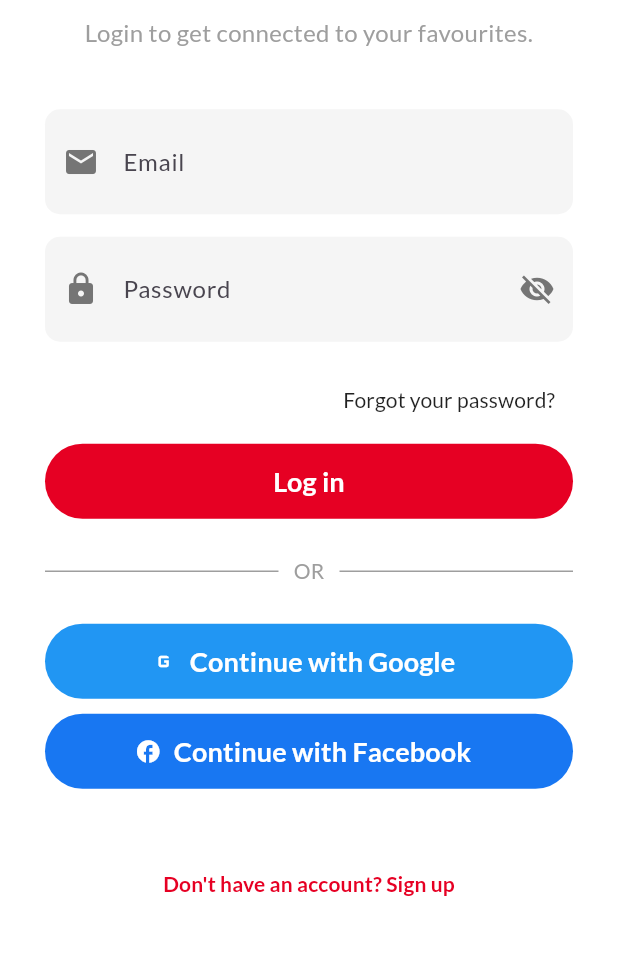
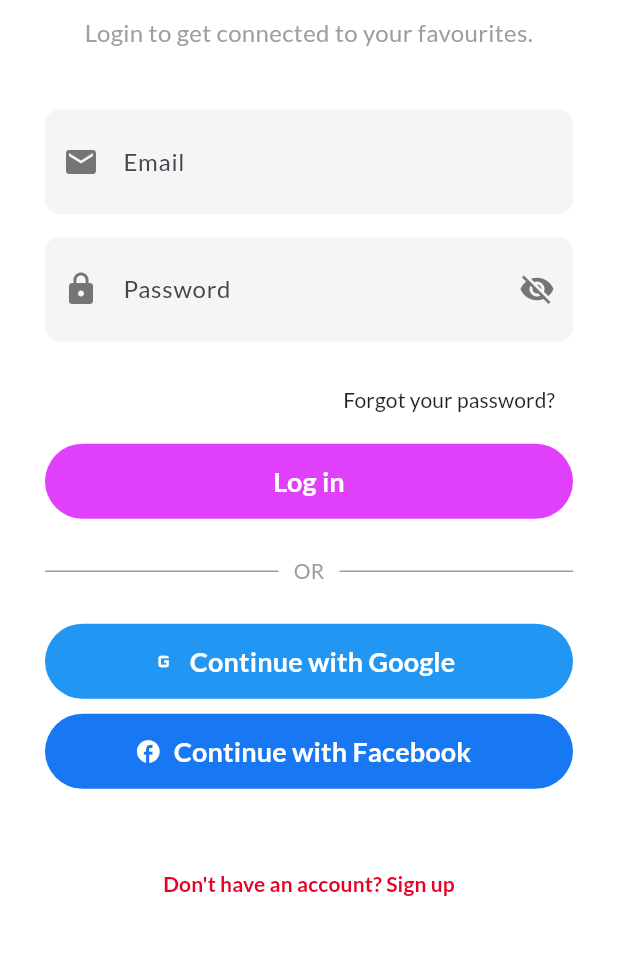
Before and after one commit to WTiebebedigha22/Eventra, a Flutter app: the LoginPage screen opened directly, on a phone screen of 412 x 824 dp, the part 250-1205 px from its top. Run offline on Flutter 3.47's test engine with Material 3 defaults, Android fonts, the phone set to English and light mode, and no system bars; our stand-ins replace firebase_auth, firebase_core, google_fonts; accounts and stored records are empty.

Commit message:
changed the focused border to purple accent color.

```diff
--- a/lib/auth/login.dart
+++ b/lib/auth/login.dart
@@ -93,7 +93,7 @@ class _LoginFormState extends State<LoginForm> {
           enabledBorder: InputBorder.none,
           focusedBorder: OutlineInputBorder(
             borderRadius: BorderRadius.circular(10),
-            borderSide: const BorderSide(color: _pinterestRed, width: 2),
+            borderSide: const BorderSide(color: Colors.purpleAccent, width: 2),
           ),
           errorBorder: OutlineInputBorder(
             borderRadius: BorderRadius.circular(10),
@@ -239,7 +239,7 @@ class _LoginFormState extends State<LoginForm> {
                 child: ElevatedButton(
                   onPressed: _loading ? null : _submitLogin,
                   style: ElevatedButton.styleFrom(
-                    backgroundColor: _pinterestRed,
+                    backgroundColor: Colors.purpleAccent,
                     shape: RoundedRectangleBorder(
                       borderRadius: BorderRadius.circular(25),
                     ),
```
